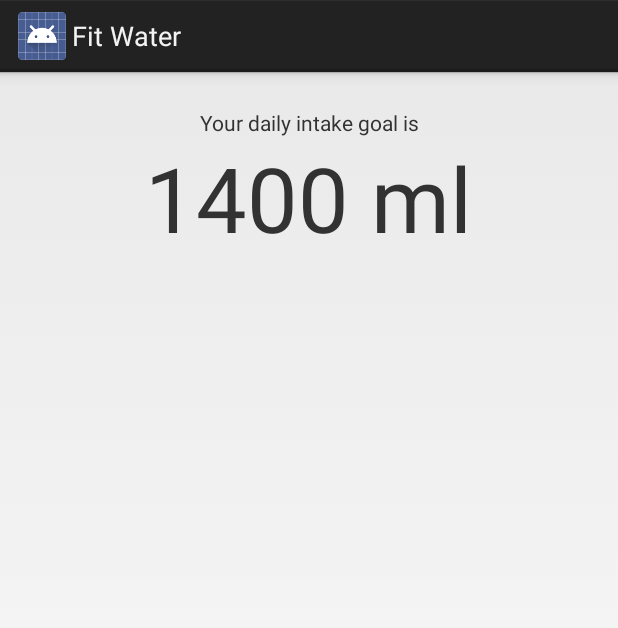
After one commit to aectann/FitWater, an Android app: the layout view_goal.xml on its own in the app's theme, with its tools: preview values and no code run, on a phone screen of 412 x 824 dp. The commit adds this screen. Shown: the top 628 px of the screen. Run offline under Robolectric (Android 15) with nearby library versions, the phone set to English and light mode, and no system bars.

Commit message:
Display intake and goal as header views for the list. WIP towards complete main screen.

```diff
--- a/app/src/main/java/io/github/aectann/fitwater/model/Intake.java
+++ b/app/src/main/java/io/github/aectann/fitwater/model/Intake.java
@@ -43,7 +43,7 @@ public class Intake {
             '}';
   }
 
-  static class Summary {
+  public static class Summary {
 
     private double water;
 
--- /dev/null
+++ b/app/src/main/res/layout/view_goal.xml
@@ -0,0 +1,29 @@
+<?xml version="1.0" encoding="utf-8"?>
+<RelativeLayout xmlns:android="http://schemas.android.com/apk/res/android"
+    android:layout_width="match_parent"
+    android:layout_height="wrap_content" android:padding="24dp">
+
+    <TextView
+        android:id="@+id/goal_label"
+        android:layout_width="match_parent"
+        android:layout_height="wrap_content"
+        android:text="@string/goal_label"
+        android:gravity="center"/>
+
+    <TextView
+        android:id="@+id/goal_value"
+        android:layout_width="wrap_content"
+        android:layout_height="wrap_content"
+        android:text="1400 ml"
+        android:layout_centerHorizontal="true"
+        android:textSize="60sp"
+        android:layout_below="@+id/goal_label"/>
+
+    <ProgressBar
+        android:id="@+id/progress"
+        android:layout_width="@dimen/progress_indicator_size"
+        android:layout_height="@dimen/progress_indicator_size"
+        android:layout_centerInParent="true"
+        android:visibility="invisible"/>
+
+</RelativeLayout>
--- a/app/src/main/res/values/dimens.xml
+++ b/app/src/main/res/values/dimens.xml
@@ -2,4 +2,5 @@
     <!-- Default screen margins, per the Android Design guidelines. -->
     <dimen name="activity_horizontal_margin">16dp</dimen>
     <dimen name="activity_vertical_margin">16dp</dimen>
+    <dimen name="progress_indicator_size">72dp</dimen>
 </resources>
--- a/app/src/main/res/values/strings.xml
+++ b/app/src/main/res/values/strings.xml
@@ -16,6 +16,10 @@
     <string name="pref_ringtone_silent">Silent</string>
     <string name="pref_reminder_sound_title">Reminder sound</string>
     <string name="title_activity_oauth_callback">Setting up FitBit account connection..</string>
+    <string name="goal_label">Your daily intake goal is</string>
+    <string name="goal_loading_label">Loading your goal..</string>
+    <string name="goal_value">%dml</string>
+    <string name="todays_intake">Today\'s intake is %dml</string>
 
     <string-array name="pref_reminder_frequency_titles">
         <item>1 hour</item>
```
Also changed, not shown: app/src/main/java/io/github/aectann/fitwater/fragments/BaseListFragment.java (added, +32 -0 lines), app/src/main/java/io/github/aectann/fitwater/fragments/IntakeFragment.java (+125 -10 lines), app/src/main/res/layout/fragment_intake.xml (deleted, +0 -12 lines), app/src/main/res/layout/view_todays_intake_header.xml (added, +24 -0 lines).
